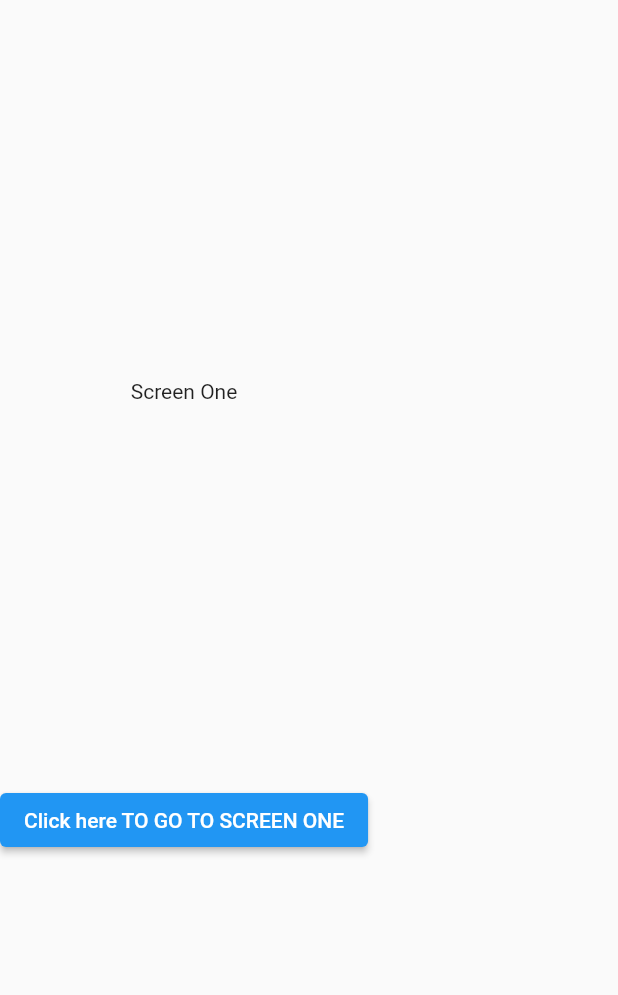
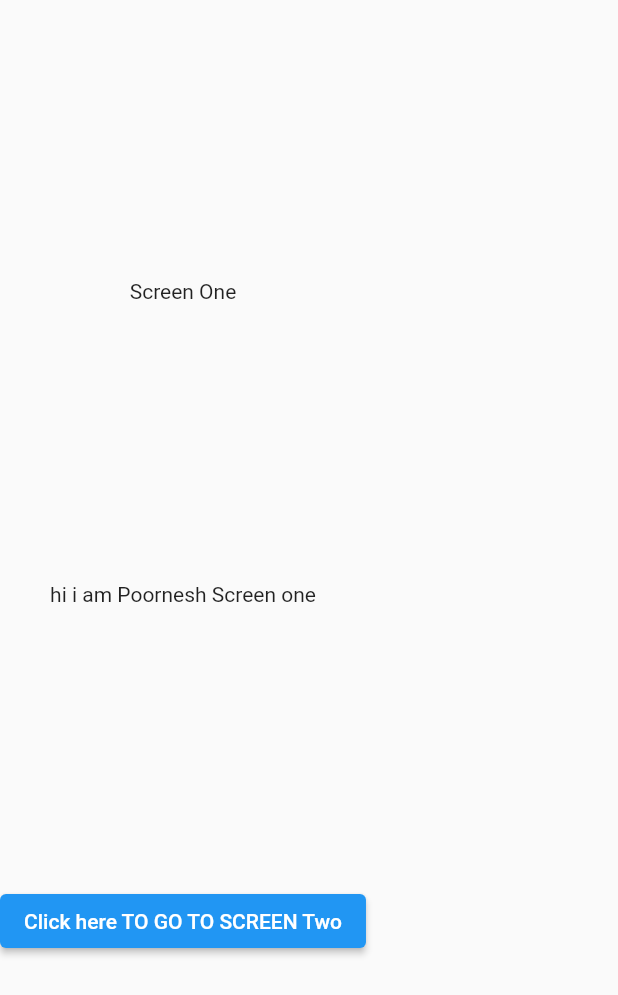
Before and after one commit to PoorneshPR/navigationRouting, a Flutter app: the ScreenOne screen opened by its route, on a phone screen of 412 x 824 dp. Shown: the top 995 px of the screen. Run offline on Flutter 3.47's test engine with Material 2 defaults, Android fonts, the phone set to English and light mode, and no system bars.

```diff
--- /dev/null
+++ b/lib/arguments.dart
@@ -0,0 +1,4 @@
+class Arguments {
+  final String name;
+  Arguments({ required this.name});
+}
--- /dev/null
+++ b/lib/routes/routesnames.dart
@@ -0,0 +1,5 @@
+class RoutesNames{
+  static const initialRoute = "/";
+  static const secondRoute = "/second";
+  static const thirdRoute = "/third";
+}
--- a/lib/routes/routesscreen.dart
+++ b/lib/routes/routesscreen.dart
@@ -0,0 +1,39 @@
+import 'package:flutter/cupertino.dart';
+import 'package:flutter/material.dart';
+import 'package:management/routes/routesnames.dart';
+import 'package:management/screens/animatedpagenav.dart';
+import 'package:management/screens/screen1.dart';
+import 'package:management/screens/screen2.dart';
+import 'package:management/screens/screen3.dart';
+
+import '../arguments.dart';
+
+class RoutesScreen {
+  static Route generateRoute(RouteSettings settings) {
+    switch (settings.name) {
+      case RoutesNames.initialRoute:
+        return MaterialPageRoute(
+          builder: (_) => ScreenOne(),);
+      case RoutesNames.secondRoute:
+        Arguments args = settings.arguments as Arguments;
+        return MaterialPageRoute(
+          builder: (_) =>
+              ScreenTwo(
+                name: args.name,
+              ),
+        );
+      case RoutesNames.thirdRoute:
+        Arguments args = settings.arguments as Arguments;
+        return AnimatedPageNav(
+            page: ScreenThree(
+              name: args.name,
+            ));
+      default:
+        return MaterialPageRoute(
+            builder: (_) => Scaffold(
+              body: Center(
+                  child: Text('No route defined for ${settings.name}')),
+            ));
+    }
+  }
+}
--- /dev/null
+++ b/lib/screens/animatedpagenav.dart
@@ -0,0 +1,17 @@
+import 'package:flutter/material.dart';
+
+class AnimatedPageNav extends PageRouteBuilder{
+  final Widget page;
+  AnimatedPageNav({required this.page}) :
+        super( pageBuilder: (context, animation, secondaryAnimation) => page,
+    transitionsBuilder: (context, animation, secondaryAnimation, child) =>
+        ScaleTransition(
+          scale: Tween<double>(begin: 0.0, end: 1.0).animate(CurvedAnimation(
+            parent: animation,
+            curve: Curves.bounceIn,
+          )),
+          child: child,
+        ),
+  );
+
+}
--- a/lib/screens/profilepage.dart
+++ b/lib/screens/profilepage.dart
@@ -5,7 +5,7 @@ class ProfilePage extends StatelessWidget {
 
    ProfilePage( {Key? key, required this.name, }) : super(key: key);
   String name;
-  static const routeName = '/profileArguments';
+
 
   @override
   Widget build(BuildContext context) {
--- a/lib/screens/screen1.dart
+++ b/lib/screens/screen1.dart
@@ -1,4 +1,6 @@
 import 'package:flutter/material.dart';
+import 'package:management/routes/routesscreen.dart';
+import 'package:management/routes/routesutils.dart';
 import 'package:management/screens/screen2.dart';
 
 class ScreenOne extends StatelessWidget {
@@ -7,22 +9,22 @@ class ScreenOne extends StatelessWidget {
   @override
   Widget build(BuildContext context) {
     return Scaffold(
-        body: SafeArea(
-      child: Column(crossAxisAlignment: CrossAxisAlignment.center,
+        body: Column(crossAxisAlignment: CrossAxisAlignment.center,
           mainAxisAlignment:MainAxisAlignment.spaceEvenly,children: [
         const Text("Screen One"),
+              Text("hi i am Poornesh Screen one"),
         ElevatedButton(
           onPressed: () {
             //this is with push named routing
-            Navigator.of(context).pushNamed('screen2');
-            //normally routing with material page route
+            RoutesUtils.navToScreen2(context, "Poornesh");
+            //normal routing with material page route
             // Navigator.of(context).push(MaterialPageRoute(builder: (context){
             // return ScreenTwo();
             // } ),
           },
-          child: const Text("Click here TO GO TO SCREEN ONE"),
+          child: const Text("Click here TO GO TO SCREEN Two"),
         )
       ]),
-    ));
+    );
   }
 }
```
Also changed, not shown: lib/main.dart (+9 -10 lines), lib/routes/routesutils.dart (added, +26 -0 lines), lib/screens/screen2.dart (+13 -4 lines), lib/screens/screen3.dart (added, +31 -0 lines).
